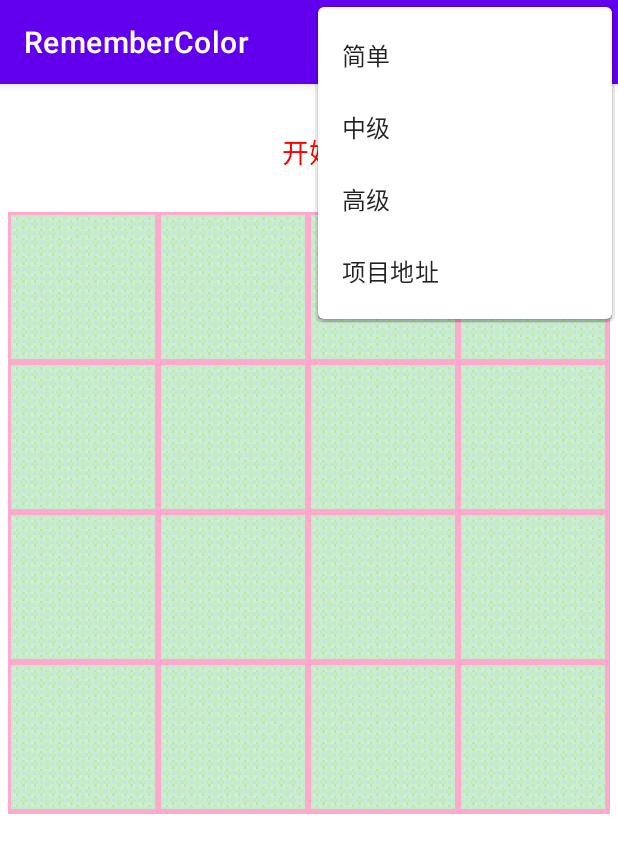
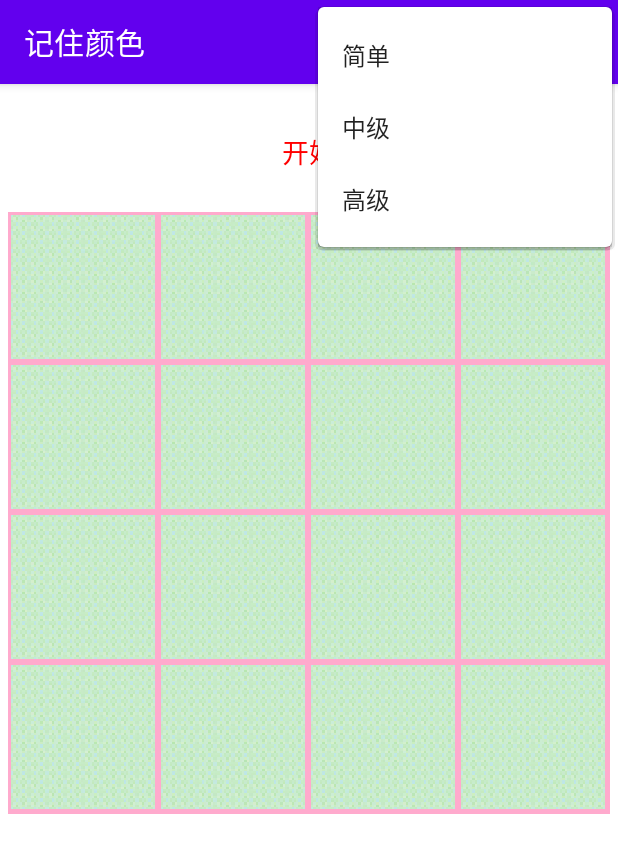
Before and after one commit to Asheone12/RememberColor, an Android app: the screen it shows after launch (MainActivity), with the options menu open, on a phone screen of 412 x 824 dp. Shown: the top 853 px of the screen. Run offline under Robolectric (Android 15) with nearby library versions, the phone set to English and light mode, and no system bars.

Commit message:
修改app名字

```diff
--- a/app/src/main/res/menu/menu_main.xml
+++ b/app/src/main/res/menu/menu_main.xml
@@ -7,6 +7,4 @@
         android:orderInCategory="100" app:showAsAction="never" />
     <item android:id="@+id/action_settings3" android:title="@string/action_settings3"
         android:orderInCategory="100" app:showAsAction="never" />
-    <item android:id="@+id/action_settings4" android:title="@string/action_settings4"
-        android:orderInCategory="100" app:showAsAction="never" />
 </menu>
--- a/app/src/main/res/values/strings.xml
+++ b/app/src/main/res/values/strings.xml
@@ -1,8 +1,6 @@
 <resources>
-    <string name="app_name">RememberColor</string>
+    <string name="app_name">记住颜色</string>
     <string name="action_settings1">简单</string>
     <string name="action_settings2">中级</string>
     <string name="action_settings3">高级</string>
-    <string name="action_settings4">项目地址</string>
-    <string name="project_url">https://github.com/zhuiji7/ColorCard</string>
 </resources>
```
Also changed, not shown: app/src/main/java/com/muen/remembercolor/MainActivity.java (+0 -8 lines).
